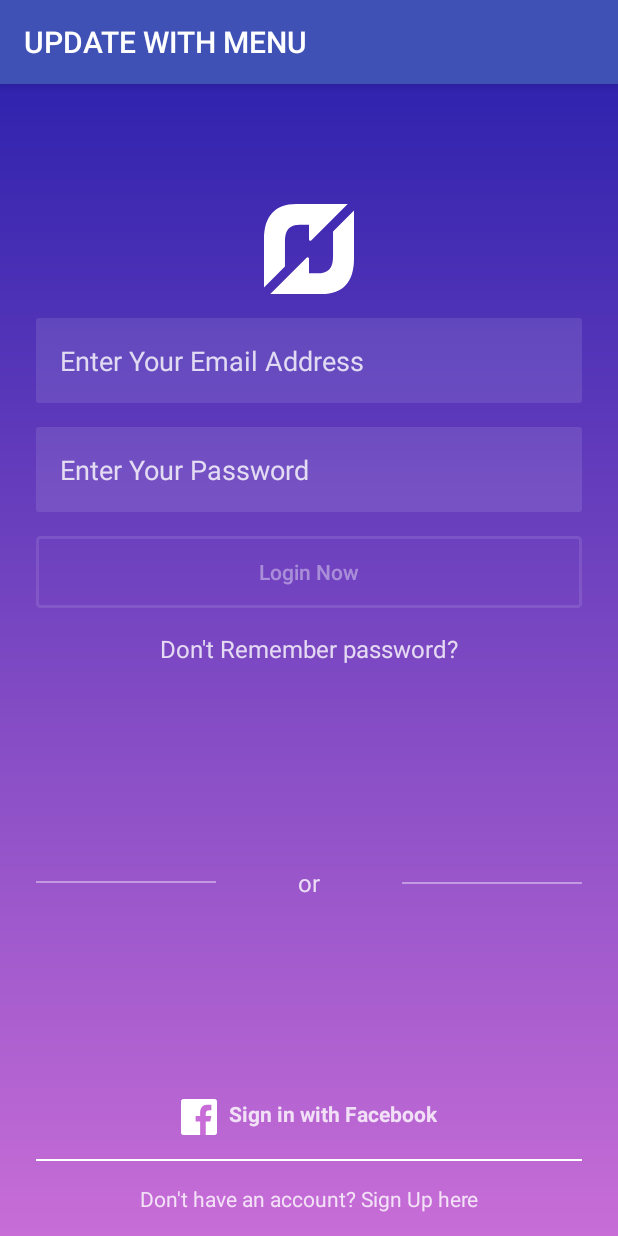
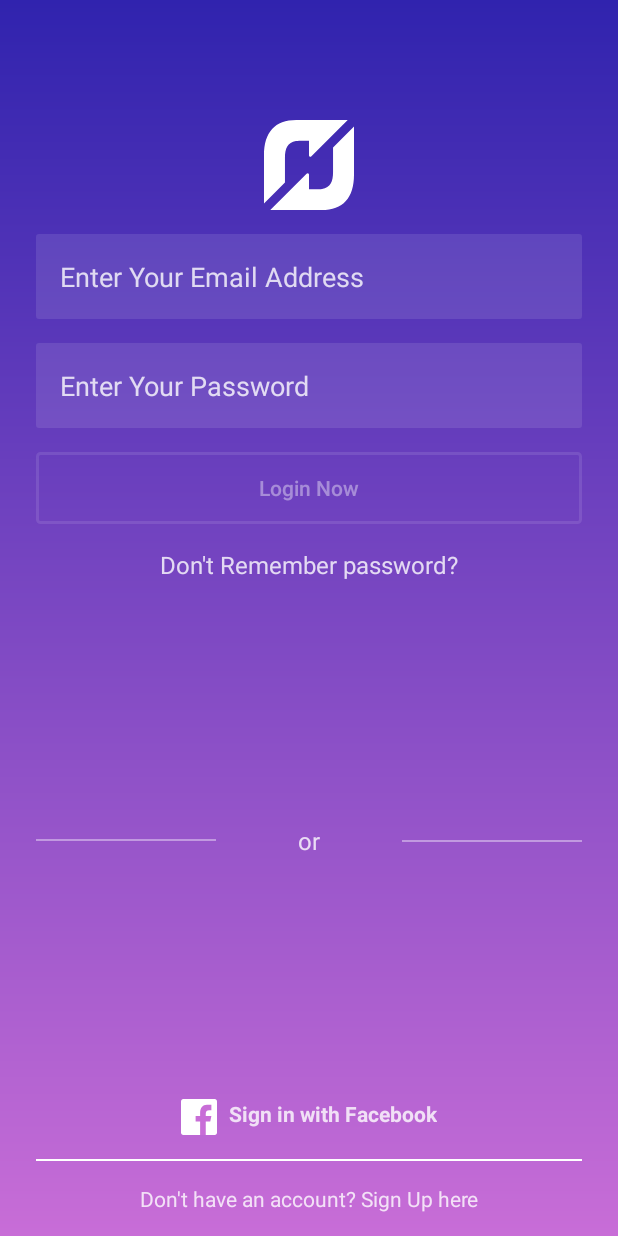
Before and after one commit to nickolastheodoulou/android_app, an Android app: the screen it shows after launch (LoginActivity), after a tap on "Already have an account? Sign in here", on a phone screen of 412 x 824 dp. Run offline under Robolectric (Android 15) with nearby library versions, the phone set to English and light mode, and no system bars; our stand-ins replace Firebase (no records; nobody signed in at launch, a user with empty details on screens opened directly).

Commit message:
- updated action bar
- Need to modify UI to my own design
- Need to add sign up UI
- Need to add buttons for 'DONT REMEMBER PASSWORF AND SIGN UP WITH FACEBOOK/GOOGLE?'

```diff
--- a/app/src/main/AndroidManifest.xml
+++ b/app/src/main/AndroidManifest.xml
@@ -10,7 +10,7 @@
         android:supportsRtl="true"
         android:theme="@style/AppTheme">
         <activity android:name=".HomeActivity"></activity>
-        <activity android:name=".LoginActivity"/>
+        <activity android:name=".LoginActivity" android:theme="@style/AppTheme.NoActionBar"/>
         <activity android:name=".SignupActivity">
             <intent-filter>
                 <action android:name="android.intent.action.MAIN" />
--- a/app/src/main/java/com/example/myapplicationnick/SignupActivity.java
+++ b/app/src/main/java/com/example/myapplicationnick/SignupActivity.java
@@ -21,6 +21,7 @@ public class SignupActivity extends AppCompatActivity {
     Button btnSignUp;
     TextView tvSignIn;
     FirebaseAuth mFirebaseAuth;
+
 
     @Override
     protected void onCreate(Bundle savedInstanceState) {
--- a/app/src/main/res/values/styles.xml
+++ b/app/src/main/res/values/styles.xml
@@ -8,4 +8,9 @@
         <item name="colorAccent">@color/colorAccent</item>
     </style>
 
+    <style name="AppTheme.NoActionBar">
+        <item name="windowActionBar">false</item>
+        <item name="windowNoTitle">true</item>
+    </style>
+
 </resources>
```
